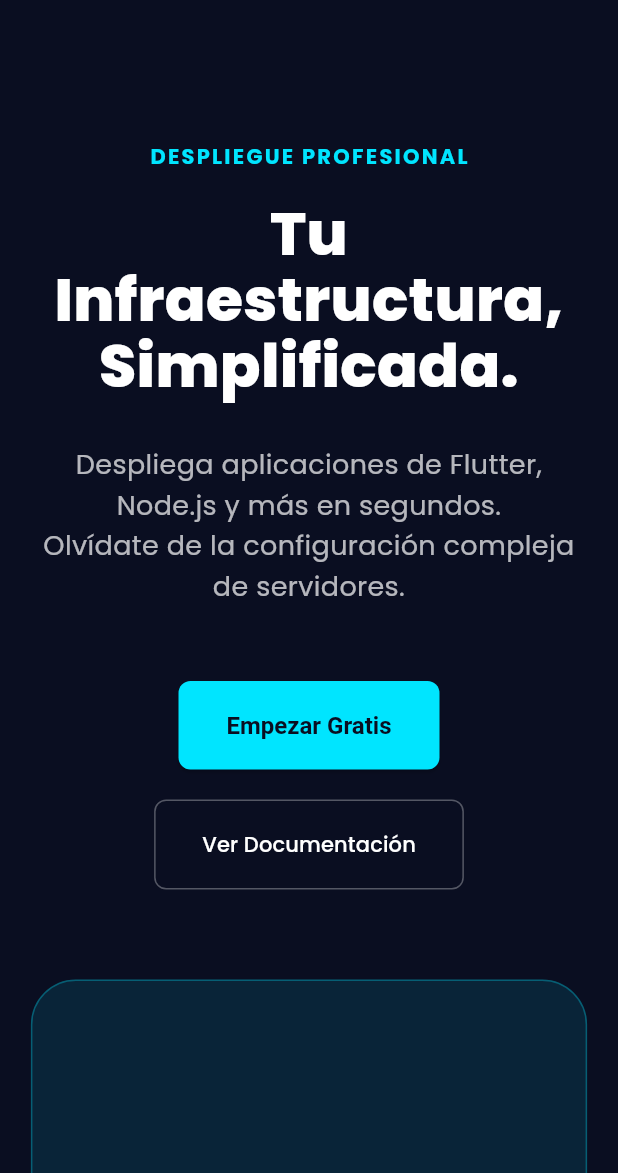
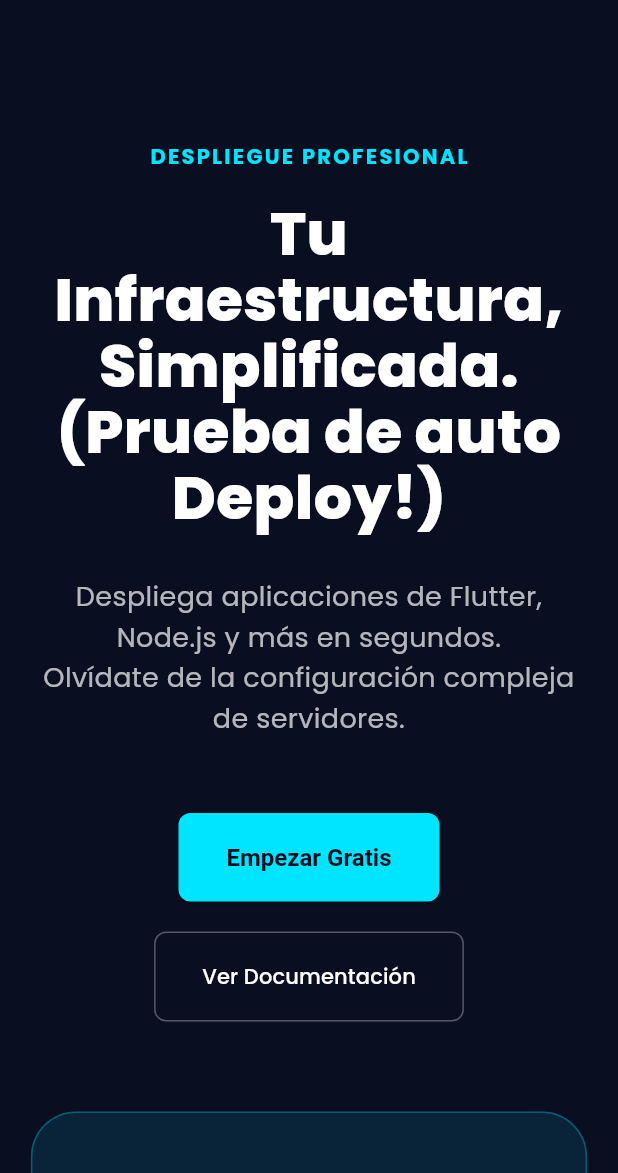
Before and after one commit to SrNiock/Test-Dokploy, a Flutter app: the screen it shows after launch, on a phone screen of 412 x 824 dp, the part 63-1236 px from its top. Run offline on Flutter 3.47's test engine with Material 3 defaults, Android fonts, the light colour scheme and no system bars; our stand-ins replace google_fonts.

Commit message:
Update text to include auto deploy message

```diff
--- a/lib/main.dart
+++ b/lib/main.dart
@@ -108,7 +108,7 @@ class _HeroSection extends StatelessWidget {
         ),
         const SizedBox(height: 20),
         Text(
-          'Tu Infraestructura,\nSimplificada.',
+          'Tu Infraestructura,\nSimplificada.(Prueba de auto Deploy!)',
           textAlign: textAlign,
           style: GoogleFonts.poppins(
             fontSize: isDesktop ? 60 : 40,
```
